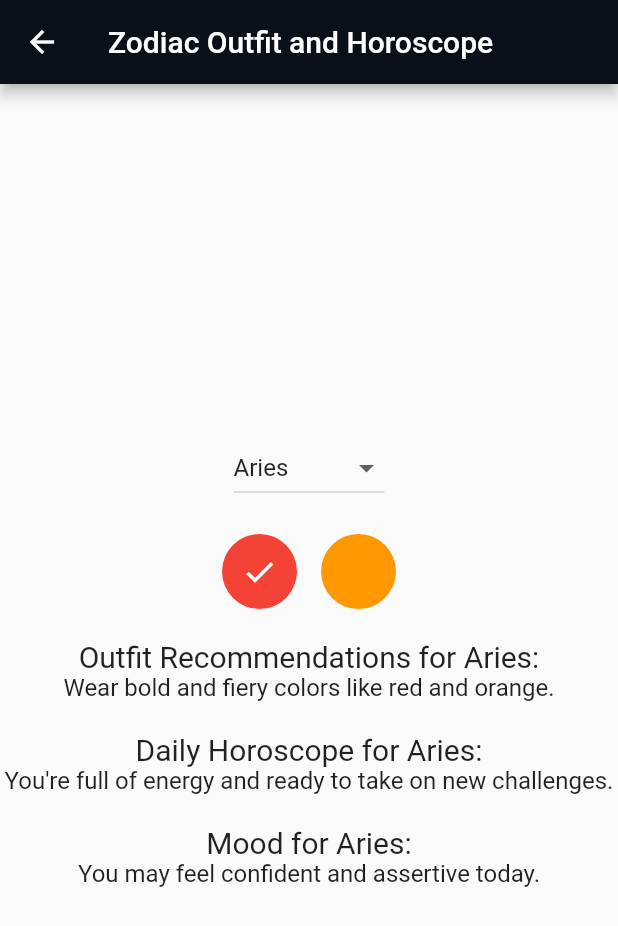
After one commit to SanskritiHarmukh/Almeerah, a Flutter app: the screen it shows after launch, after a tap on "Zodiac Preferences", on a phone screen of 412 x 824 dp. The commit adds this screen. Shown: the top 926 px of the screen. Run offline on Flutter 3.47's test engine with Material 2 defaults, Android fonts, the phone set to English and light mode, and no system bars; our stand-ins replace firebase_core, firebase_database; missing offline and left inert: flutter_clean_calendar; accounts and stored records are empty.

Commit message:
Added horoscope basic idea

```diff
--- a/lib/Pages/HomePage.dart
+++ b/lib/Pages/HomePage.dart
@@ -5,6 +5,7 @@ import 'package:almeerah/Components/tipscontainer.dart';
 import 'package:almeerah/Pages/CalendarPage.dart';
 import 'package:almeerah/Pages/FashionTipsPage.dart';
 import 'package:almeerah/Pages/NGOPage.dart';
+import 'package:almeerah/Pages/ZodiacOutfit.dart';
 import 'package:flutter/material.dart';
 
 class HomePage extends StatefulWidget {
@@ -79,6 +80,20 @@ class _HomePageState extends State<HomePage> {
               SizedBox(height: 24,),
               Center(
                 child: GestureDetector(onTap: (){
+                  Navigator.push(context, MaterialPageRoute(builder: (BuildContext context)=>ZodiacOutfit()));
+                }, child: Row(
+                  mainAxisAlignment: MainAxisAlignment.center,
+                  children: [
+                    Text('Zodiac Preferences',style: paraStyle,),
+                    SizedBox(width: 12,),
+                    Icon(Icons.arrow_forward_ios_rounded,color: Theme.of(context).colorScheme.primary,size: 16,)
+                  ],
+                ),
+                ),
+              ),
+              SizedBox(height: 24,),
+              Center(
+                child: GestureDetector(onTap: (){
                   Navigator.push(context, MaterialPageRoute(builder: (BuildContext context)=>NGOPage()));
                 }, child: Row(
                   mainAxisAlignment: MainAxisAlignment.center,
--- a/lib/Pages/NGOPage.dart
+++ b/lib/Pages/NGOPage.dart
@@ -18,7 +18,6 @@ class _NGOPageState extends State<NGOPage> {
   @override
   Widget build(BuildContext context) {
     double w = MediaQuery.of(context).size.width;
-    double h = MediaQuery.of(context).size.height;
     TextStyle headingtextStyle = TextStyle(color: Theme.of(context).colorScheme.primary,
         fontWeight: FontWeight.w900,fontSize: 16);
     TextStyle paratextStyle = TextStyle(color: Theme.of(context).colorScheme.primary,
--- /dev/null
+++ b/lib/Pages/ZodiacOutfit.dart
@@ -0,0 +1,314 @@
+import 'package:flutter/material.dart';
+
+class ZodiacOutfit extends StatefulWidget {
+  const ZodiacOutfit({Key? key}) : super(key: key);
+
+  @override
+  State<ZodiacOutfit> createState() => _ZodiacOutfitState();
+}
+
+class _ZodiacOutfitState extends State<ZodiacOutfit> {
+  String selectedZodiacSign = "Aries"; // Default zodiac sign
+  String selectedColor = "Red"; // Default preferred color
+
+  final Map<String, String> zodiacData = {
+    "Aries": "Wear bold and fiery colors like red and orange.",
+    "Taurus": "Earth tones like green and brown will suit you well.",
+    "Gemini": "Try mixing and matching different styles for a unique look.",
+    "Cancer": "Soft and calming colors like blue and silver will resonate with your emotional nature. Choose outfits that make you feel cozy and secure.",
+    "Leo": "Regal and vibrant colors like gold and royal purple are your go-to choices. Show your inner royalty with your outfits.",
+    "Virgo": "Neat and understated colors like beige and pastels match your meticulous nature. Opt for well-organized and elegant attire.",
+    "Libra": "Elegant and harmonious colors like pink and light blue reflect your balanced personality. Choose outfits that exude grace and charm.",
+    "Scorpio": "Intense and mysterious colors like black and dark red suit your passionate nature. Embrace the power of your wardrobe choices.",
+    "Sagittarius": "Vibrant and adventurous colors like bright blue and purple match your free-spirited personality. Explore bold and dynamic outfits.",
+    "Capricorn": "Classic and practical colors like gray and dark green resonate with your disciplined nature. Opt for timeless and reliable attire.",
+    "Aquarius": "Unique and futuristic colors like electric blue and silver are your style. Be original and embrace unconventional clothing.",
+    "Pisces": "Dreamy and ethereal colors like seafoam green and lavender match your imaginative nature. Choose outfits that reflect your artistic side."
+  };
+
+  final Map<String, Map<String, String>> dailyHoroscope = {
+    "Aries": {
+      "Monday": "You're full of energy and ready to take on new challenges.",
+      "Tuesday": "Your leadership qualities shine today; take the lead in projects.",
+      "Wednesday": "Focus on personal growth and development.",
+      "Thursday": "Be open to new opportunities that come your way.",
+      "Friday": "Your creativity knows no bounds today; express yourself freely.",
+      "Saturday": "Connect with friends and enjoy social activities.",
+      "Sunday": "Take some time for self-reflection and relaxation."
+    },
+    "Taurus": {
+      "Monday": "Financial matters are favorable; make wise investments.",
+      "Tuesday": "Enjoy the simple pleasures in life and relax.",
+      "Wednesday": "Your determination will help you achieve your goals.",
+      "Thursday": "Focus on your health and well-being today.",
+      "Friday": "Your practicality and reliability are admired by others.",
+      "Saturday": "Spend time with loved ones and nurture your relationships.",
+      "Sunday": "Embrace your artistic side and indulge in creative activities."
+    },
+    "Gemini": {
+      "Monday": "Socialize and connect with friends for exciting opportunities.",
+      "Tuesday": "Embrace learning and communication today.",
+      "Wednesday": "Express your creative side and try something new.",
+      "Thursday": "Your adaptability shines in challenging situations.",
+      "Friday": "Networking and social interactions bring new prospects.",
+      "Saturday": "Take a short trip and explore new places.",
+      "Sunday": "Spend quality time with your family and loved ones."
+    },
+    "Cancer": {
+      "Monday": "Your intuition guides you to make wise decisions.",
+      "Tuesday": "Nurture your relationships and express your emotions.",
+      "Wednesday": "Focus on creating a harmonious home environment.",
+      "Thursday": "Your caring nature brings comfort to those around you.",
+      "Friday": "Trust your instincts in financial matters.",
+      "Saturday": "Connect with nature and find solace in the outdoors.",
+      "Sunday": "Pamper yourself and indulge in self-care activities."
+    },
+    "Leo": {
+      "Monday": "Your confidence and charisma attract positive opportunities.",
+      "Tuesday": "Share your creative ideas; others will be inspired.",
+      "Wednesday": "Express your love and appreciation to your loved ones.",
+      "Thursday": "Your leadership skills shine in group activities.",
+      "Friday": "Celebrate your achievements and bask in the spotlight.",
+      "Saturday": "Enjoy a day of leisure and relaxation.",
+      "Sunday": "Engage in activities that bring you joy and fulfillment."
+    },
+    "Virgo": {
+      "Monday": "Your attention to detail impresses others; focus on your work.",
+      "Tuesday": "Organize your tasks and prioritize your responsibilities.",
+      "Wednesday": "Embrace a health-conscious routine and well-balanced diet.",
+      "Thursday": "Your analytical skills help solve complex problems.",
+      "Friday": "Spend time decluttering and creating an organized space.",
+      "Saturday": "Engage in creative hobbies and express your artistic side.",
+      "Sunday": "Connect with your spiritual self and find inner peace."
+    },
+    "Libra": {
+      "Monday": "Balance your personal and professional life for harmony.",
+      "Tuesday": "Express your creativity through artistic endeavors.",
+      "Wednesday": "Spend quality time with loved ones and strengthen bonds.",
+      "Thursday": "Engage in diplomatic communication to resolve conflicts.",
+      "Friday": "Indulge in activities that bring you joy and relaxation.",
+      "Saturday": "Seek beauty in your surroundings and appreciate the arts.",
+      "Sunday": "Practice self-love and self-care; pamper yourself."
+    },
+    "Scorpio": {
+      "Monday": "Your determination and intensity drive you towards success.",
+      "Tuesday": "Trust your instincts in decision-making; they won't fail you.",
+      "Wednesday": "Embrace your transformative abilities and seek self-improvement.",
+      "Thursday": "Your mysterious aura captivates those around you.",
+      "Friday": "Face challenges with courage and unwavering resolve.",
+      "Saturday": "Channel your passion into creative pursuits.",
+      "Sunday": "Reflect on your goals and set intentions for the future."
+    },
+    "Sagittarius": {
+      "Monday": "Your optimism and enthusiasm bring positive energy to your day.",
+      "Tuesday": "Embrace adventure and explore new horizons.",
+      "Wednesday": "Share your knowledge and wisdom with others.",
+      "Thursday": "Engage in open-minded conversations and broaden your perspectives.",
+      "Friday": "Your curiosity leads you to exciting discoveries.",
+      "Saturday": "Indulge in physical activities and outdoor adventures.",
+      "Sunday": "Spend time with friends and engage in social activities."
+    },
+    "Capricorn": {
+      "Monday": "Your discipline and determination pave the way for success.",
+      "Tuesday": "Set practical goals and work diligently towards achieving them.",
+      "Wednesday": "Focus on your financial stability and long-term investments.",
+      "Thursday": "Your reliability earns the trust of those around you.",
+      "Friday": "Plan for the future and make strategic decisions.",
+      "Saturday": "Spend quality time with family and build strong bonds.",
+      "Sunday": "Take a moment to relax and recharge; self-care is essential."
+    },
+    "Aquarius": {
+      "Monday": "Your innovative ideas spark creativity and inspire others.",
+      "Tuesday": "Engage in humanitarian efforts and make a positive impact.",
+      "Wednesday": "Connect with like-minded individuals and expand your network.",
+      "Thursday": "Embrace your unique perspective and stand out from the crowd.",
+      "Friday": "Explore unconventional methods and embrace change.",
+      "Saturday": "Indulge in artistic pursuits and express your creativity.",
+      "Sunday": "Focus on your mental well-being; practice mindfulness."
+    },
+    "Pisces": {
+      "Monday": "Trust your intuition and let your creativity flow.",
+      "Tuesday": "Nurture your spiritual side and connect with your inner self.",
+      "Wednesday": "Express your empathy and compassion towards others.",
+      "Thursday": "Find solace in nature and seek tranquility.",
+      "Friday": "Engage in acts of kindness and spread love to those around you.",
+      "Saturday": "Embrace your artistic talents and create something beautiful.",
+      "Sunday": "Reflect on your dreams and aspirations; set intentions for the future."
+    }
+  };
+
+  Color getColorByName(String colorName) {
+    switch (colorName.toLowerCase()) {
+      case "red":
+        return Colors.red;
+      case "green":
+        return Colors.green;
+      case "blue":
+        return Colors.blue;
+      case "orange":
+        return Colors.orange;
+      case "yellow":
+        return Colors.yellowAccent;
+      case "silver":
+        return Colors.grey; // Change to grey or the desired color
+      case "gold":
+        return Colors.yellow; // Adjust to the appropriate shade of gold
+      case "brown":
+        return Colors.brown; // Adjust to the appropriate shade of beige
+      case "pink":
+        return Colors.pink;
+      case "black":
+        return Colors.black;
+      case "dark red":
+        return Colors.red; // Adjust to the appropriate shade of dark red
+      case "bright blue":
+        return Colors.blue; // Adjust to the appropriate shade of bright blue
+      case "gray":
+        return Colors.grey;
+      case "dark green":
+        return Colors.greenAccent; // Adjust to the appropriate shade of dark green
+      case "electric blue":
+        return Colors.blueGrey; // Adjust to the appropriate shade of electric blue
+      case "seafoam green":
+        return Colors.lightGreen; // Adjust to the appropriate shade of seafoam green
+      case "lavender":
+        return Colors.purple;
+      case "beige":
+        return Color(0xfff5f5dc);
+      case "pastels":
+        return Color(0xffd4ffea);// Adjust to the appropriate shade of lavender
+      default:
+        return Colors.grey; // Default color if not found
+    }
+  }
+
+
+
+  final Map<String, String> moodData = {
+    "Aries": "You may feel confident and assertive today.",
+    "Taurus": "A calm and stable mood is in store for you.",
+    "Gemini": "Your mood is adaptable and communicative today.",
+    "Cancer": "Your mood is nurturing and empathetic.",
+    "Leo": "You're in a vibrant and enthusiastic mood.",
+    "Virgo": "You're feeling practical and organized today.",
+    "Libra": "Your mood is balanced and harmonious.",
+    "Scorpio": "You're in an intense and passionate mood.",
+    "Sagittarius": "You're in an adventurous and optimistic mood.",
+    "Capricorn": "You're feeling disciplined and determined today.",
+    "Aquarius": "Your mood is unique and original.",
+    "Pisces": "You're in a dreamy and imaginative mood.",
+  };
+
+  final Map<String, List<String>> colorPreferences = {
+    "Aries": ["Red", "Orange"],
+    "Taurus": ["Green", "Brown"],
+    "Gemini": ["Yellow", "Silver"],
+    "Cancer": ["Blue", "Silver"],
+    "Leo": ["Gold", "Purple"],
+    "Virgo": ["Beige", "Pastels"],
+    "Libra": ["Pink", "Light Blue"],
+    "Scorpio": ["Black", "Dark Red"],
+    "Sagittarius": ["Bright Blue", "Purple"],
+    "Capricorn": ["Gray", "Dark Green"],
+    "Aquarius": ["Electric Blue", "Silver"],
+    "Pisces": ["Seafoam Green", "Lavender"],
+  };
+
+
+  @override
+  Widget build(BuildContext context) {
+    return Scaffold(
+      appBar: AppBar(
+        title: Text("Zodiac Outfit and Horoscope"),
+      ),
+      body: Center(
+        child: Column(
+          mainAxisAlignment: MainAxisAlignment.center,
+          children: <Widget>[
+            DropdownButton<String>(
+              value: selectedZodiacSign,
+              items: zodiacData.keys.map((String zodiac) {
+                return DropdownMenuItem<String>(
+                  value: zodiac,
+                  child: Text(zodiac),
+                );
+              }).toList(),
+              onChanged: (String? newZodiacSign) {
+                if (newZodiacSign != null) {
+                  setState(() {
+                    selectedZodiacSign = newZodiacSign;
+                  });
+                }
+              },
+            ),
+            SizedBox(height: 20),
+            // Display the list of colors horizontally
+            Container(
+              height: 50, // Adjust the height as needed
+              child: Center( // Wrap the Container in a Center widget
+                child: Row( // Wrap the ListView with a Row
+                  mainAxisAlignment: MainAxisAlignment.center, // Center-align the children
+                  children: colorPreferences[selectedZodiacSign]?.map((String color) {
+                    return GestureDetector(
+                      onTap: () {
+                        setState(() {
+                          selectedColor = color;
+                        });
+                      },
+                      child: Container(
+                        margin: EdgeInsets.symmetric(horizontal: 8),
+                        width: 50, // Adjust the width as needed
+                        height: 50, // Adjust the height as needed
+                        decoration: BoxDecoration(
+                          color: getColorByName(color),
+                          shape: BoxShape.circle,
+                        ),
+                        child: Center(
+                          child: selectedColor == color
+                              ? Icon(Icons.check, color: Colors.white)
+                              : null,
+                        ),
+                      ),
+                    );
+                  })?.toList() ?? [],
+                ),
+              ),
+            ),
+            SizedBox(height: 20),
+            Text(
+              "Outfit Recommendations for $selectedZodiacSign:",
+              style: TextStyle(fontSize: 20),
+            ),
+            Text(
+              zodiacData[selectedZodiacSign] ??
+                  "No outfit recommendations available for this zodiac sign.",
+              style: TextStyle(fontSize: 16),
+            ),
+            SizedBox(height: 20),
+            Center(
+              child: Text(
+                "Daily Horoscope for $selectedZodiacSign:",
+                style: TextStyle(fontSize: 20),
+              ),
+            ),
+            Text(
+              dailyHoroscope[selectedZodiacSign]?["Monday"] ??
+                  "No horoscope available for this day.",
+              style: TextStyle(fontSize: 16),
+            ),
+            SizedBox(height: 20),
+            Text(
+              "Mood for $selectedZodiacSign:",
+              style: TextStyle(fontSize: 20),
+            ),
+            Text(
+              moodData[selectedZodiacSign] ??
+                  "Mood information not available for this sign.",
+              style: TextStyle(fontSize: 16),
+            ),
+          ],
+        ),
+      ),
+    );
+  }
+}
```
